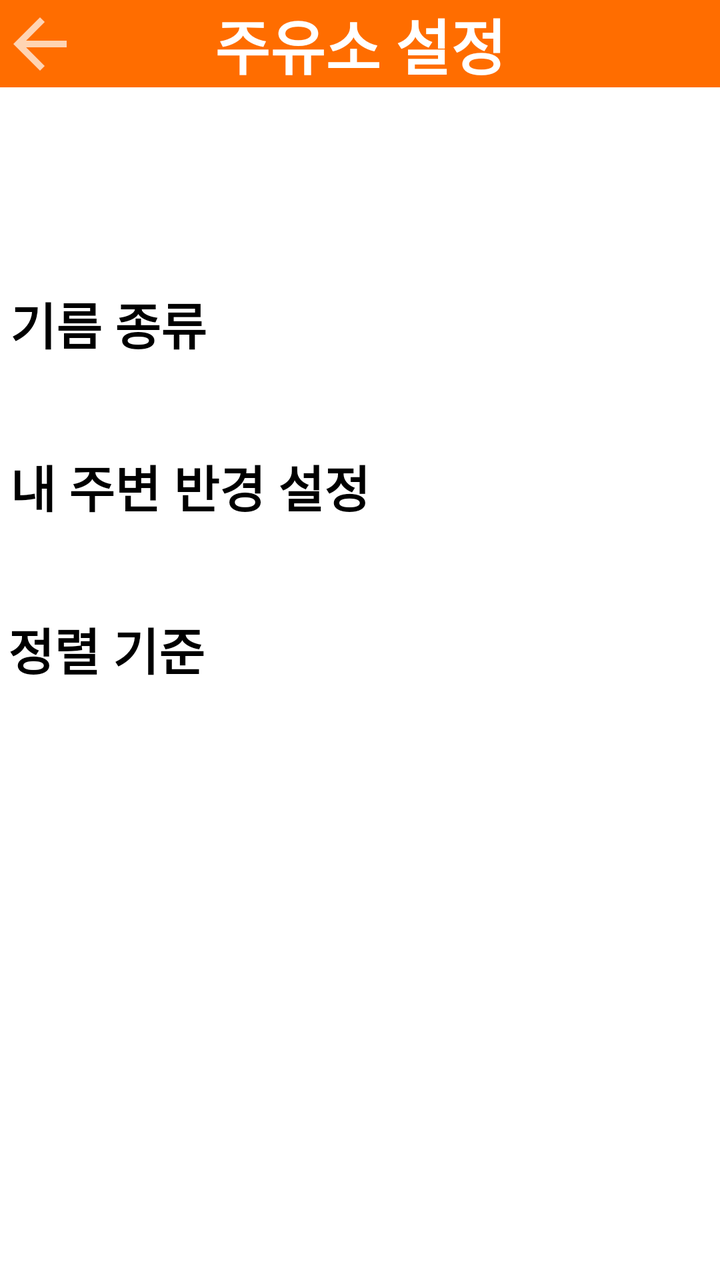
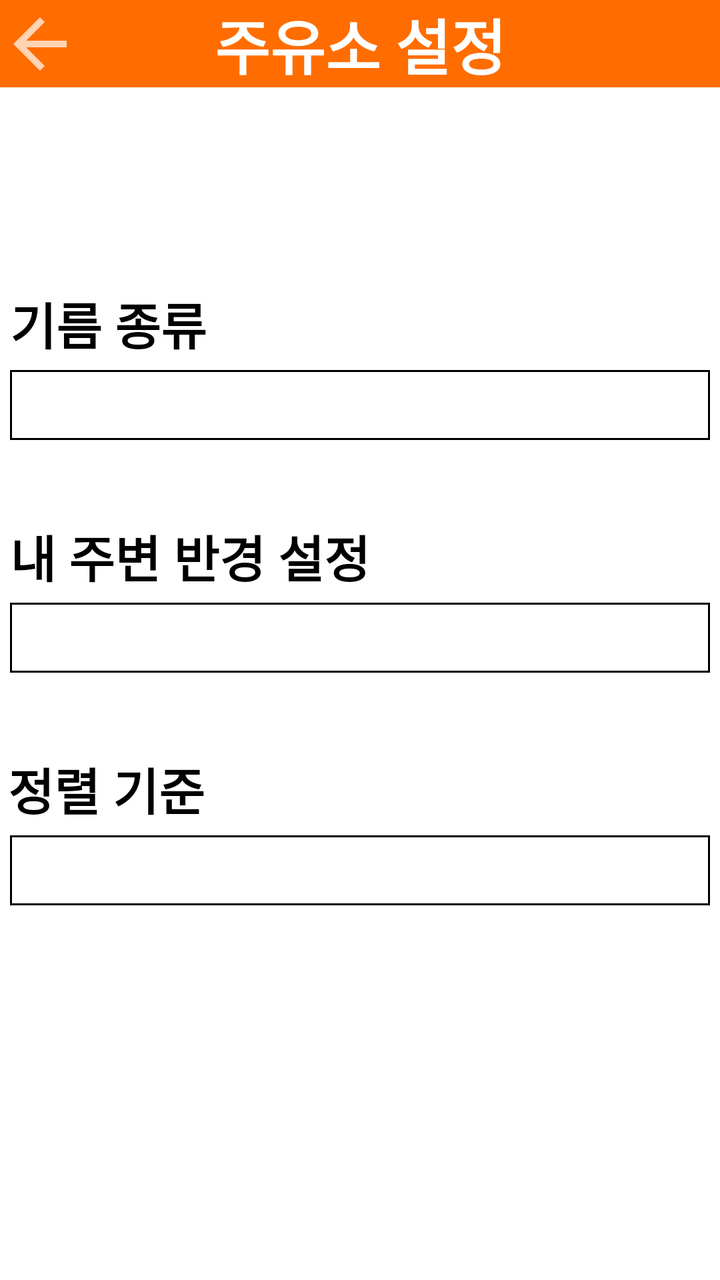

Before-and-after screenshots of an Android layout around one commit, followed by the original layout XML and the change that was made.
<!-- AndroidManifest.xml: application theme Theme.AppCompat.NoActionBar -->
<!-- res/layout/fragment_setting.xml -->
<?xml version="1.0" encoding="utf-8"?>
<layout xmlns:android="http://schemas.android.com/apk/res/android"
    xmlns:app="http://schemas.android.com/apk/res-auto">

    <data>

        <variable
            name="goBackClick"
            type="kotlin.jvm.functions.Function0" />


        <variable
            name="viewModel"
            type="org.techtown.find_gas_station.presentation.oilroundinfo.OilInfoViewModel" />

    </data>

    <androidx.constraintlayout.widget.ConstraintLayout
        android:layout_width="match_parent"
        android:layout_height="match_parent"
        android:background="@color/white">

        <androidx.constraintlayout.widget.ConstraintLayout
            android:id="@+id/constraintLayout2"
            android:layout_width="match_parent"
            android:layout_height="wrap_content"
            android:background="@color/app_background"
            app:layout_constraintEnd_toEndOf="parent"
            app:layout_constraintStart_toStartOf="parent"
            app:layout_constraintTop_toTopOf="parent">

            <TextView
                android:layout_width="wrap_content"
                android:layout_height="wrap_content"
                android:layout_centerInParent="true"
                android:text="@string/gas_station_setting"
                android:textColor="@color/white"
                android:textSize="30sp"
                android:textStyle="bold"
                app:layout_constraintBottom_toBottomOf="parent"
                app:layout_constraintEnd_toEndOf="parent"
                app:layout_constraintStart_toStartOf="parent"
                app:layout_constraintTop_toTopOf="parent" />

            <ImageView
                android:id="@+id/go_back_btn"
                android:layout_width="40dp"
                android:layout_height="40dp"
                android:onClick="@{() -> goBackClick.invoke()}"
                android:src="@drawable/back_icon"
                app:layout_constraintBottom_toBottomOf="parent"
                app:layout_constraintStart_toStartOf="parent"
                app:layout_constraintTop_toTopOf="parent" />

        </androidx.constraintlayout.widget.ConstraintLayout>


        <TextView
            android:id="@+id/oil_type_text"
            android:layout_width="wrap_content"
            android:layout_height="wrap_content"
            android:layout_marginStart="5dp"
            android:layout_marginTop="100dp"
            android:text="@string/oil_kind"
            android:textColor="@color/black"
            android:textSize="25sp"
            android:textStyle="bold"
            app:layout_constraintStart_toStartOf="parent"
            app:layout_constraintTop_toBottomOf="@+id/constraintLayout2" />

        <Spinner
            android:id="@+id/type_spinner"
            android:layout_width="match_parent"
            android:layout_height="wrap_content"
            android:layout_marginStart="5dp"
            android:layout_marginTop="5dp"
            android:layout_marginEnd="5dp"
            android:background="@drawable/spinner_background"
            android:spinnerMode="dialog"
            android:textColor="@color/black"
            app:layout_constraintEnd_toEndOf="parent"
            app:layout_constraintStart_toStartOf="parent"
            app:layout_constraintTop_toBottomOf="@+id/oil_type_text" />

        <TextView
            android:id="@+id/round_range_setting"
            android:layout_width="wrap_content"
            android:layout_height="wrap_content"
            android:layout_marginStart="5dp"
            android:layout_marginTop="40dp"
            android:text="@string/distance_setting"
            android:textColor="@color/black"
            android:textSize="25sp"
            android:textStyle="bold"
            app:layout_constraintStart_toStartOf="parent"
            app:layout_constraintTop_toBottomOf="@+id/type_spinner" />


        <Spinner
            android:id="@+id/distance_spinner"
            android:layout_width="match_parent"
            android:layout_height="wrap_content"
            android:layout_marginStart="5dp"
            android:layout_marginTop="5dp"
            android:layout_marginEnd="5dp"
            android:background="@drawable/spinner_background"
            android:spinnerMode="dialog"
            android:textColor="@color/black"
            app:layout_constraintEnd_toEndOf="parent"
            app:layout_constraintStart_toStartOf="parent"
            app:layout_constraintTop_toBottomOf="@+id/round_range_setting" />

        <TextView
            android:id="@+id/sort_type"
            android:layout_width="wrap_content"
            android:layout_height="wrap_content"
            android:layout_marginStart="4dp"
            android:layout_marginTop="40dp"
            android:text="@string/sort_type"
            android:textColor="@color/black"
            android:textSize="25sp"
            android:textStyle="bold"
            app:layout_constraintStart_toStartOf="parent"
            app:layout_constraintTop_toBottomOf="@+id/distance_spinner" />

        <Spinner
            android:id="@+id/sort_spinner"
            android:layout_width="match_parent"
            android:layout_height="wrap_content"
            android:layout_marginStart="5dp"
            android:layout_marginTop="5dp"
            android:background="@drawable/spinner_background"
            android:spinnerMode="dialog"
            android:textColor="@color/black"
            app:layout_constraintEnd_toEndOf="parent"
            app:layout_constraintStart_toStartOf="parent"
            app:layout_constraintTop_toBottomOf="@+id/sort_type" />

    </androidx.constraintlayout.widget.ConstraintLayout>

</layout>
<!-- resources referenced by this layout -->
<resources>
  <color name="app_background">#FF6D00</color>
  <color name="black">#FF000000</color>
  <color name="white">#FFFFFFFF</color>
  <!-- drawable back_icon (drawable) -->
  <vector xmlns:android="http://schemas.android.com/apk/res/android"
      android:width="40dp"
      android:height="40dp"
      android:viewportWidth="24"
      android:viewportHeight="24"
      android:tint="?attr/colorControlNormal"
      android:autoMirrored="true">
    <path
        android:fillColor="@android:color/white"
        android:pathData="M20,11H7.83l5.59,-5.59L12,4l-8,8 8,8 1.41,-1.41L7.83,13H20v-2z"/>
  </vector>
  <!-- drawable spinner_background (drawable) -->
  <?xml version="1.0" encoding="utf-8"?>
  <shape xmlns:android="http://schemas.android.com/apk/res/android"
      android:shape="rectangle">
  
      <solid
          android:color="#ffffff"/>
  
      <stroke
          android:width="1dp"
          android:color="#000000"/>
  
  
  </shape>
  <string name="distance_setting">내 주변 반경 설정</string>
  <string name="gas_station_setting">주유소 설정</string>
  <string name="oil_kind">기름 종류</string>
  <string name="sort_type">정렬 기준</string>
</resources>

<!-- the commit's change to res/layout/fragment_setting.xml (unified diff, before → after) -->
@@ -71,7 +71,7 @@
         <Spinner
             android:id="@+id/type_spinner"
             android:layout_width="match_parent"
-            android:layout_height="wrap_content"
+            android:layout_height="35dp"
             android:layout_marginStart="5dp"
             android:layout_marginTop="5dp"
             android:layout_marginEnd="5dp"
@@ -99,7 +99,7 @@
         <Spinner
             android:id="@+id/distance_spinner"
             android:layout_width="match_parent"
-            android:layout_height="wrap_content"
+            android:layout_height="35dp"
             android:layout_marginStart="5dp"
             android:layout_marginTop="5dp"
             android:layout_marginEnd="5dp"
@@ -126,9 +126,10 @@
         <Spinner
             android:id="@+id/sort_spinner"
             android:layout_width="match_parent"
-            android:layout_height="wrap_content"
+            android:layout_height="35dp"
             android:layout_marginStart="5dp"
             android:layout_marginTop="5dp"
+            android:layout_marginEnd="5dp"
             android:background="@drawable/spinner_background"
             android:spinnerMode="dialog"
             android:textColor="@color/black"
